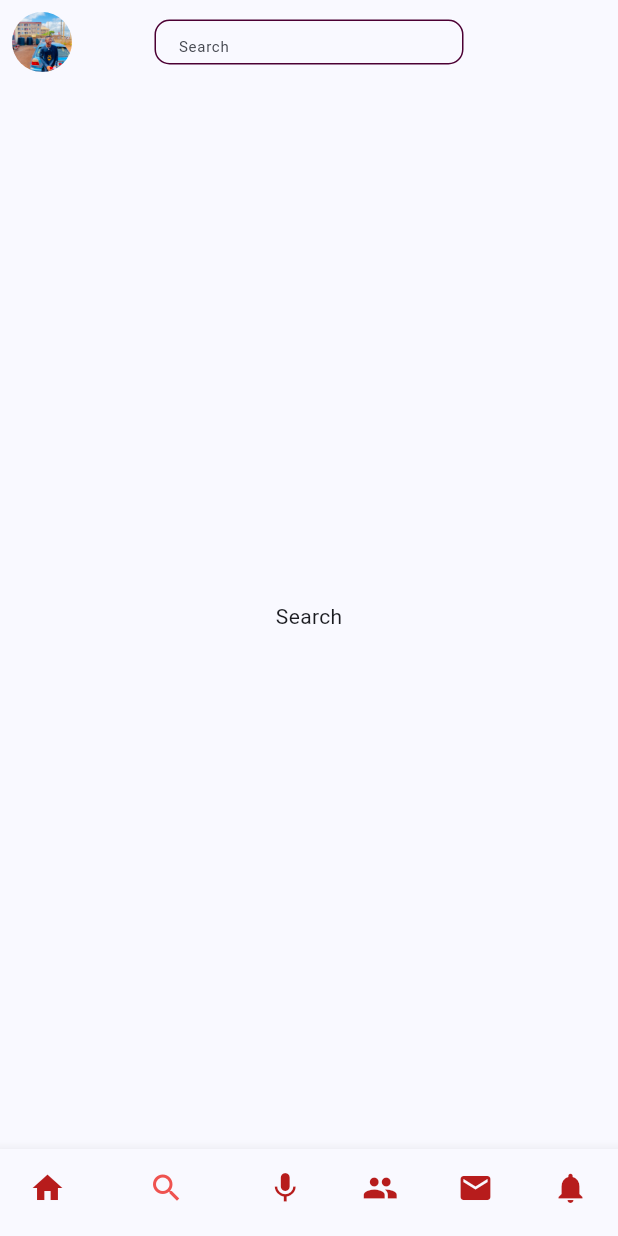
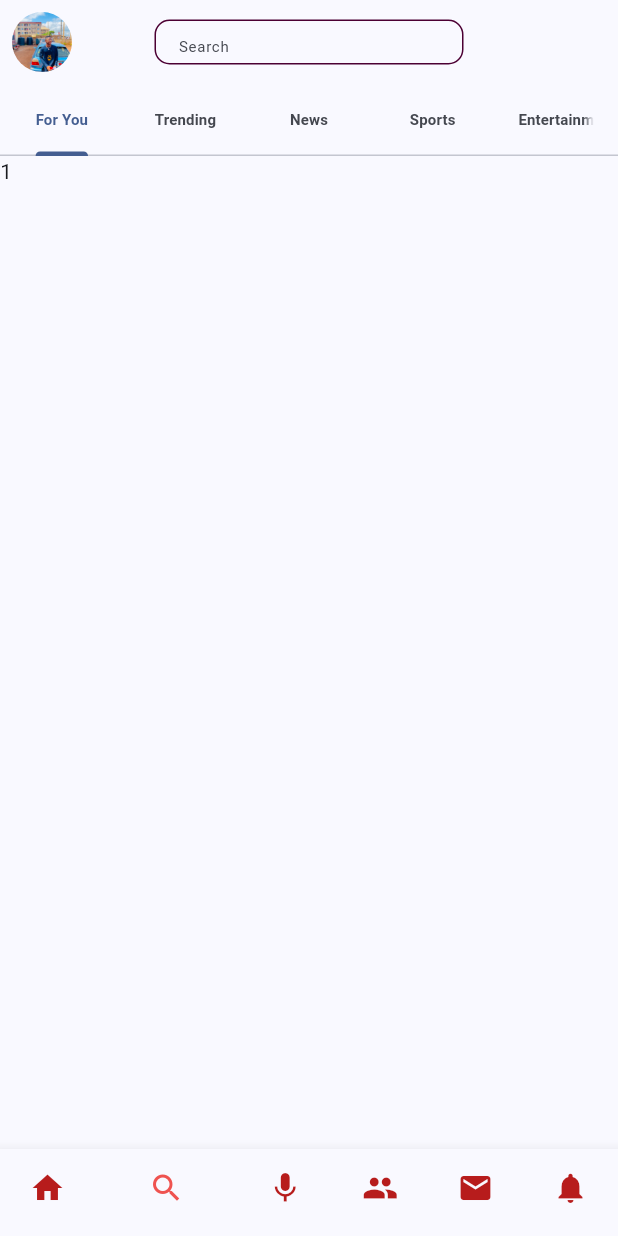
Before and after one commit to SidneyEmeka/Social-Media-App, a Flutter app: the UserTimeline screen opened directly, item 2 of the bottom bar chosen, on a phone screen of 412 x 824 dp. Run offline on Flutter 3.47's test engine with Material 3 defaults, Android fonts, the light colour scheme and no system bars; our stand-ins replace font_awesome_flutter.

Commit message:
Search Page

```diff
--- /dev/null
+++ b/lib/pages/searchpage.dart
@@ -0,0 +1,70 @@
+import 'package:flutter/material.dart';
+
+class Searchpage extends StatefulWidget {
+  const Searchpage({super.key});
+
+  @override
+  State<Searchpage> createState() => _SearchpageState();
+}
+
+class _SearchpageState extends State<Searchpage>
+    with SingleTickerProviderStateMixin {
+  late TabController _mytabController;
+
+  static const List<Tab> mytabs = <Tab>[
+    Tab(
+      text: "For You",
+    ),
+
+    Tab(
+      text: "Trending",
+    ),
+    Tab(
+      text: "News",
+    ),
+    Tab(
+      text: "Sports",
+    ),
+    Tab(
+      text: "Entertainment",
+    ),
+  ];
+
+  @override
+  void initState() {
+    _mytabController = TabController(length: 5, vsync: this);
+    super.initState();
+  }
+
+  @override
+  void dispose() {
+    _mytabController.dispose();
+    super.dispose();
+  }
+
+  @override
+  Widget build(BuildContext context) {
+    return Scaffold(
+      appBar: AppBar(
+        toolbarHeight: 0,
+        bottom: TabBar(
+          labelStyle:
+              const TextStyle(
+                  fontSize: 10, fontWeight: FontWeight.bold),
+          controller: _mytabController,
+          tabs: mytabs,
+        ),
+      ),
+      body: TabBarView(
+        controller: _mytabController,
+        children: const [
+          Text("1"),
+          Text("2"),
+          Text("3"),
+          Text("4"),
+          Text("5"),
+        ],
+      ),
+    );
+  }
+}
--- a/lib/screens/timeline.dart
+++ b/lib/screens/timeline.dart
@@ -1,6 +1,7 @@
 import 'package:flutter/material.dart';
 import 'package:flutter/services.dart';
 
+import '../pages/searchpage.dart';
 import '../pages/timelinebody.dart';
 
 class UserTimeline extends StatefulWidget {
@@ -73,9 +74,7 @@ class _UserTimelineState extends State<UserTimeline> {
       case 0:
         return const Postspage();
       case 1:
-        return const Center(
-          child: Text("Search"),
-        );
+        return const Searchpage();
       case 2:
         return const Center(
           child: Text("Space"),
```
Also changed, not shown: lib/screens/sign_up.dart (+29 -17 lines).
